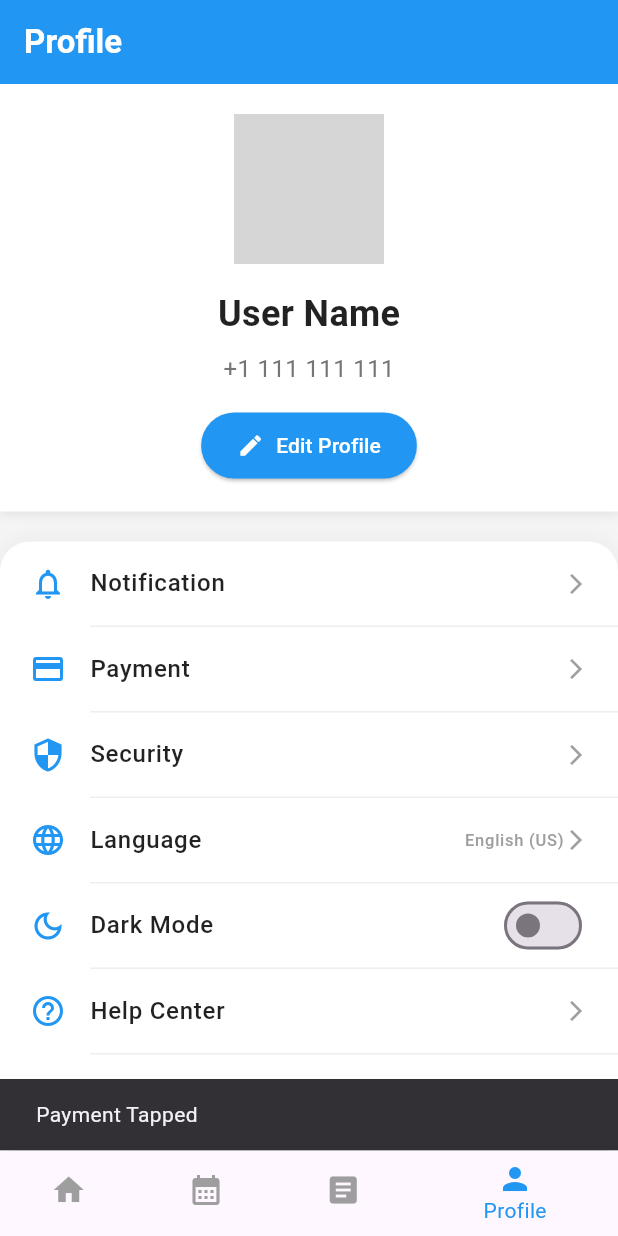
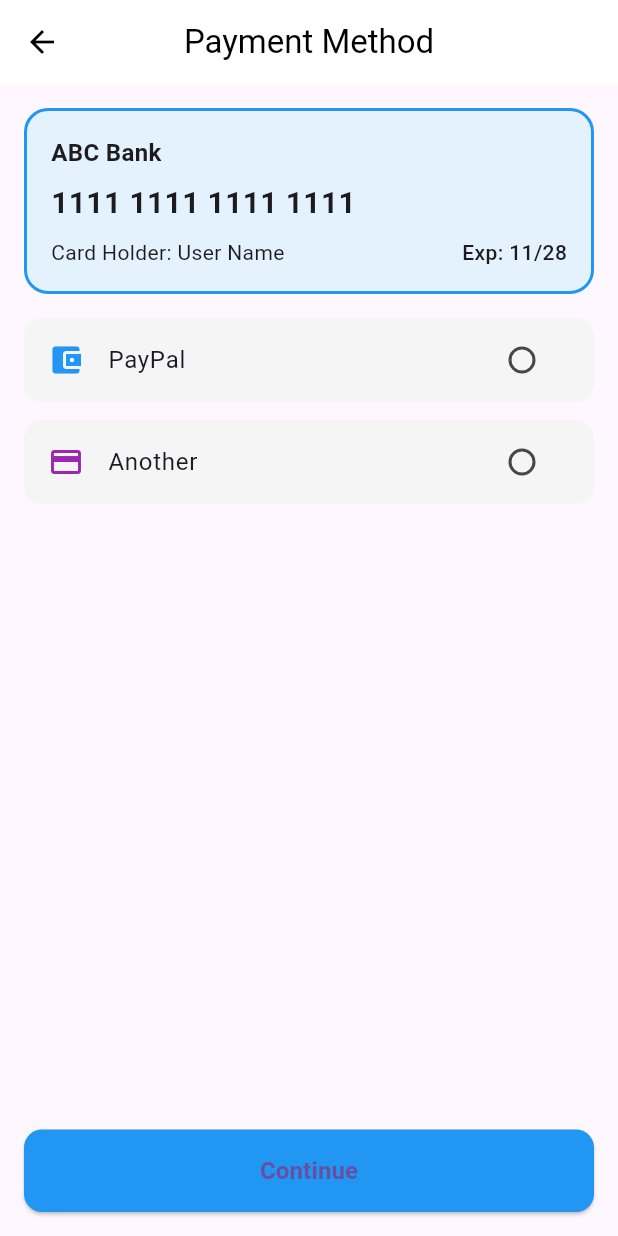
Before and after one commit to zhuravel-dev/smart_med, a Flutter app: the screen it shows after launch, item 4 of the bottom bar chosen, after a tap on "Payment", on a phone screen of 412 x 824 dp. Run offline on Flutter 3.47's test engine with Material 3 defaults, Android fonts, the phone set to English and light mode, and no system bars; our stand-ins replace beamer; grey boxes are pictures that could not be loaded.

Commit message:
create paymentScreen prototype

```diff
--- a/lib/presentation/navigation/app_router.dart
+++ b/lib/presentation/navigation/app_router.dart
@@ -1,6 +1,7 @@
 import 'package:beamer/beamer.dart';
 import 'package:flutter/material.dart';
 import 'package:smart_med/presentation/navigation/shell_screen.dart';
+import 'package:smart_med/presentation/views/account/payment_screen.dart';
 import 'package:smart_med/presentation/views/authentication/sign_up_screen.dart';
 import 'package:smart_med/presentation/views/authentication/sing_in_screen.dart';
 import 'package:smart_med/presentation/views/onboarding_screen.dart';
@@ -12,6 +13,7 @@ class AppRouter {
   static const String _onBoarding = 'onboarding';
   static const String _signIn = 'signIn';
   static const String _signUp = 'signUp';
+  static const String _payment = 'payment';
 
   static const List<String> shellTabs = [
     "home",
@@ -25,6 +27,9 @@ class AppRouter {
   static String signIn() => '/$_signIn';
   static String signUp() => '/$_signUp';
   static String home() => '/';
+  static String payment() => '/$_payment';
+
+  // shell
   static String daily() => '/?tab=${shellTabs[0]}';
   static String appointments() => '/?tab=${shellTabs[1]}';
   static String history() => '/?tab=${shellTabs[2]}';
@@ -43,6 +48,7 @@ class AppRouter {
           '/$_onBoarding': (_, __, ___) => const OnboardingScreen(),
           '/$_signIn': (_, __, ___) => const SignInScreen(),
           '/$_signUp': (_, __, ___) => const SignUpScreen(),
+          '/$_payment': (_, __, ___) => const PaymentScreen(),
         },
       ).call,
     );
--- a/lib/presentation/navigation/shell_screen.dart
+++ b/lib/presentation/navigation/shell_screen.dart
@@ -2,7 +2,7 @@ import 'package:beamer/beamer.dart';
 import 'package:flutter/material.dart';
 import 'package:smart_med/presentation/navigation/app_router.dart';
 import 'package:smart_med/presentation/navigation/smart_med_navigation_bar.dart';
-import 'package:smart_med/presentation/views/account_screen.dart';
+import 'package:smart_med/presentation/views/account/account_screen.dart';
 import 'package:smart_med/presentation/views/home_screen.dart';
 import 'package:smart_med/presentation/views/appointment_screen.dart';
 import 'package:smart_med/presentation/views/history_screen.dart';
--- a/lib/presentation/navigation/smart_med_navigation_bar.dart
+++ b/lib/presentation/navigation/smart_med_navigation_bar.dart
@@ -26,7 +26,7 @@ class SmartMedNavigationBarState extends State<SmartMedNavigationBar> {
     'Home': Icons.home,
     'Appointments': Icons.calendar_month,
     'History': Icons.article,
-    'Profile': Icons.person,
+    'Account': Icons.person,
   };
 
   @override
--- a/lib/presentation/views/account_screen.dart
+++ b/lib/presentation/views/account/account_screen.dart
@@ -1,4 +1,5 @@
 import 'package:flutter/material.dart';
+import 'package:smart_med/presentation/views/account/payment_screen.dart';
 
 class AccountScreen extends StatefulWidget {
   const AccountScreen({super.key});
@@ -16,7 +17,7 @@ class _AccountScreenState extends State<AccountScreen> {
       backgroundColor: Colors.grey[100],
       appBar: AppBar(
         title: const Text(
-          'Profile',
+          'Account',
           style: TextStyle(
             color: Colors.white,
             fontWeight: FontWeight.bold,
@@ -43,15 +44,11 @@ class _AccountScreenState extends State<AccountScreen> {
             ),
             child: Column(
               children: [
-                const CircleAvatar(
-                  radius: 50,
-                  backgroundImage: NetworkImage('https://via.placeholder.com/150/4285F4/FFFFFF?text=AA'),
-                  child: Icon(
-                    Icons.person,
-                    size: 50,
-                    color: Colors.grey,
-                  ),
-                ),
+              const CircleAvatar(
+              radius: 24,
+              backgroundColor: Colors.transparent,
+              child: Icon(Icons.person, size: 28, color: Colors.blue),
+            ),
                 const SizedBox(height: 16),
                 const Text(
                   'User Name',
@@ -122,8 +119,8 @@ class _AccountScreenState extends State<AccountScreen> {
                     title: 'Payment',
                     trailing: const Icon(Icons.arrow_forward_ios, size: 16, color: Colors.grey),
                     onTap: () {
-                      ScaffoldMessenger.of(context).showSnackBar(
-                        const SnackBar(content: Text('Payment Tapped')),
+                      Navigator.of(context).push(
+                        MaterialPageRoute(builder: (_) => const PaymentScreen()),
                       );
                     },
                   ),
--- /dev/null
+++ b/lib/presentation/views/account/payment_screen.dart
@@ -0,0 +1,197 @@
+import 'package:flutter/material.dart';
+
+class PaymentScreen extends StatefulWidget {
+  const PaymentScreen({super.key});
+
+  @override
+  State<PaymentScreen> createState() => _PaymentScreenState();
+}
+
+class _PaymentScreenState extends State<PaymentScreen> {
+  String _selectedMethod = "card";
+
+  void _selectMethod(String method) {
+    setState(() {
+      _selectedMethod = method;
+    });
+  }
+
+  @override
+  Widget build(BuildContext context) {
+    return Scaffold(
+      appBar: _buildAppBar(),
+      body: Padding(
+        padding: const EdgeInsets.all(16.0),
+        child: Column(
+          crossAxisAlignment: CrossAxisAlignment.stretch,
+          children: [
+            _buildPaymentOptions(),
+            const Spacer(),
+            _buildContinueButton(context),
+          ],
+        ),
+      ),
+    );
+  }
+
+  AppBar _buildAppBar() {
+    return AppBar(
+      title: const Text("Payment Method"),
+      centerTitle: true,
+      backgroundColor: Colors.white,
+      foregroundColor: Colors.black,
+      elevation: 0,
+    );
+  }
+
+  Widget _buildPaymentOptions() {
+    return Column(
+      children: [
+        PaymentOptionCard(
+          isSelected: _selectedMethod == "card",
+          onTap: () => _selectMethod("card"),
+          bankName: "ABC Bank",
+          cardNumber: "1111 1111 1111 1111",
+          cardHolder: "User Name",
+          expiryDate: "11/28",
+        ),
+        const SizedBox(height: 16),
+        PaymentOptionTile(
+          value: "paypal",
+          groupValue: _selectedMethod,
+          onSelect: _selectMethod,
+          icon: Icons.account_balance_wallet,
+          iconColor: Colors.blue,
+          title: "PayPal",
+        ),
+        const SizedBox(height: 12),
+        PaymentOptionTile(
+          value: "stripe",
+          groupValue: _selectedMethod,
+          onSelect: _selectMethod,
+          icon: Icons.payment,
+          iconColor: Colors.purple,
+          title: "Another",
+        ),
+      ],
+    );
+  }
+
+  Widget _buildContinueButton(BuildContext context) {
+    return ElevatedButton(
+      style: ElevatedButton.styleFrom(
+        backgroundColor: Colors.blue,
+        shape: RoundedRectangleBorder(
+          borderRadius: BorderRadius.circular(12),
+        ),
+        padding: const EdgeInsets.symmetric(vertical: 16),
+      ),
+      onPressed: () {
+        ScaffoldMessenger.of(context).showSnackBar(
+          SnackBar(content: Text("Selected: $_selectedMethod")),
+        );
+      },
+      child: const Text(
+        "Continue",
+        style: TextStyle(fontSize: 16, fontWeight: FontWeight.bold),
+      ),
+    );
+  }
+}
+
+class PaymentOptionCard extends StatelessWidget {
+  final bool isSelected;
+  final VoidCallback onTap;
+  final String bankName;
+  final String cardNumber;
+  final String cardHolder;
+  final String expiryDate;
+
+  const PaymentOptionCard({
+    super.key,
+    required this.isSelected,
+    required this.onTap,
+    required this.bankName,
+    required this.cardNumber,
+    required this.cardHolder,
+    required this.expiryDate,
+  });
+
+  @override
+  Widget build(BuildContext context) {
+    return GestureDetector(
+      onTap: onTap,
+      child: Container(
+        decoration: BoxDecoration(
+          color: Colors.blue.shade50,
+          borderRadius: BorderRadius.circular(16),
+          border: Border.all(
+            color: isSelected ? Colors.blue : Colors.transparent,
+            width: 2,
+          ),
+        ),
+        padding: const EdgeInsets.all(16),
+        child: Column(
+          crossAxisAlignment: CrossAxisAlignment.start,
+          children: [
+            Text(bankName,
+                style: const TextStyle(
+                    fontSize: 16, fontWeight: FontWeight.w600)),
+            const SizedBox(height: 8),
+            Text(cardNumber,
+                style: const TextStyle(
+                    fontSize: 20, fontWeight: FontWeight.bold)),
+            const SizedBox(height: 8),
+            Row(
+              mainAxisAlignment: MainAxisAlignment.spaceBetween,
+              children: [
+                Text("Card Holder: $cardHolder",
+                    style: const TextStyle(fontSize: 14)),
+                Text("Exp: $expiryDate",
+                    style: const TextStyle(
+                        fontSize: 14, fontWeight: FontWeight.w500)),
+              ],
+            )
+          ],
+        ),
+      ),
+    );
+  }
+}
+
+class PaymentOptionTile extends StatelessWidget {
+  final String value;
+  final String groupValue;
+  final Function(String) onSelect;
+  final IconData icon;
+  final Color iconColor;
+  final String title;
+
+  const PaymentOptionTile({
+    super.key,
+    required this.value,
+    required this.groupValue,
+    required this.onSelect,
+    required this.icon,
+    required this.iconColor,
+    required this.title,
+  });
+
+  @override
+  Widget build(BuildContext context) {
+    return ListTile(
+      shape: RoundedRectangleBorder(
+        borderRadius: BorderRadius.circular(12),
+      ),
+      tileColor: Colors.grey.shade100,
+      leading: Icon(icon, color: iconColor),
+      title: Text(title),
+      trailing: Radio(
+        value: value,
+        groupValue: groupValue,
+        onChanged: (val) => onSelect(val.toString()),
+      ),
+      onTap: () => onSelect(value),
+    );
+  }
+}
```
